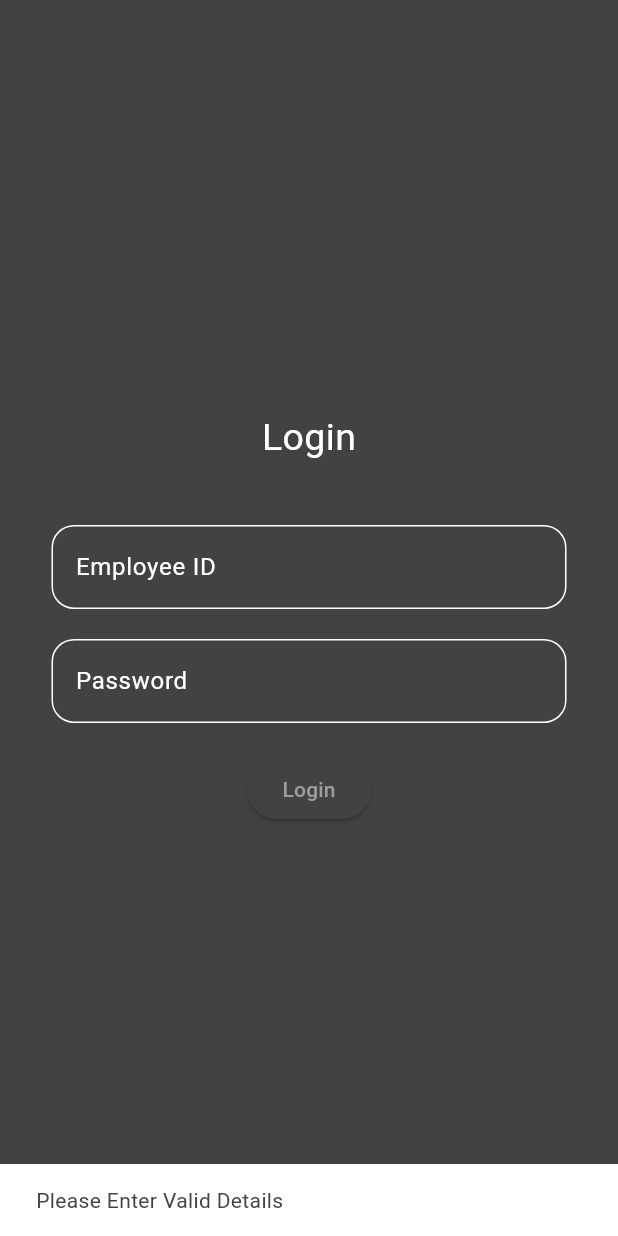
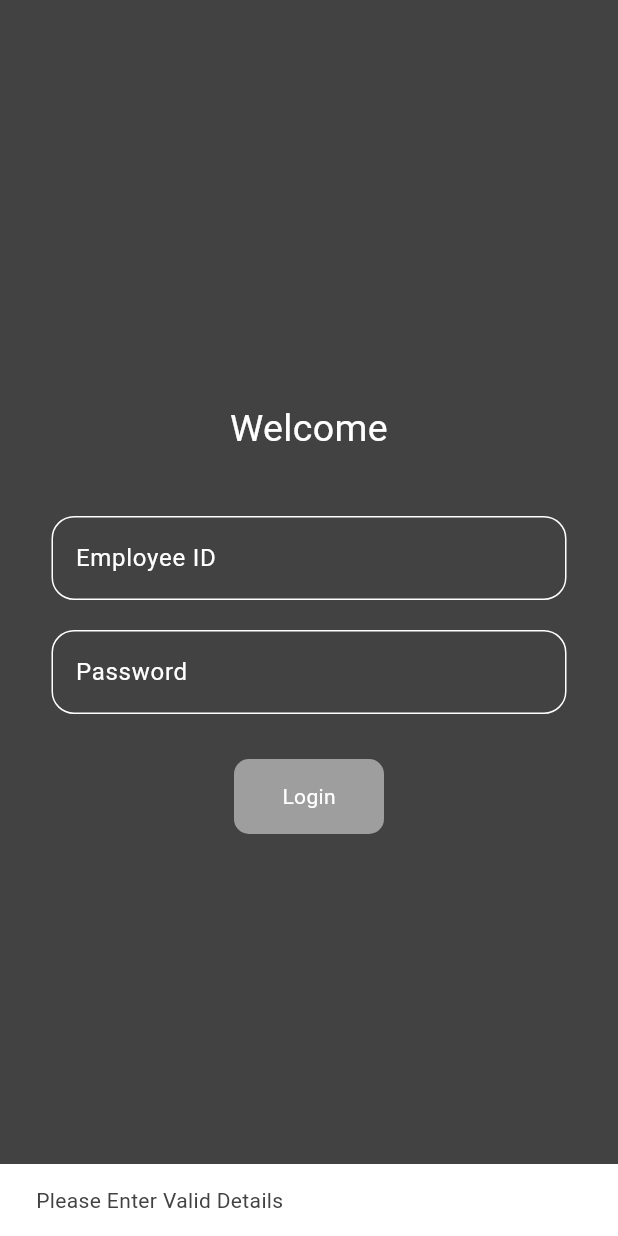
Before and after one commit to Ketan-Goyal/Attendance_marker, a Flutter app: the screen it shows after launch, after a tap on "Login", on a phone screen of 412 x 824 dp. Run offline on Flutter 3.47's test engine with Material 2 defaults, Android fonts, the phone set to English and light mode, and no system bars; our stand-ins replace cloud_firestore, firebase_auth, firebase_core, geolocator, shared_preferences, slide_to_act; missing offline and left inert: geolocator_web, haversine_distance; accounts and stored records are empty.

Commit message:
backend3

```diff
--- a/lib/main.dart
+++ b/lib/main.dart
@@ -31,7 +31,7 @@ class MyApp extends StatelessWidget {
   @override
   Widget build(BuildContext context) {
     return MaterialApp(
-      title: 'Flutter Demo',
+      title: 'Employee Attendance app',
       debugShowCheckedModeBanner: false,
       theme: ThemeData(
         colorScheme: ColorScheme.fromSwatch(
--- a/lib/screens/auth/login_screen.dart
+++ b/lib/screens/auth/login_screen.dart
@@ -22,6 +22,7 @@ class _LoginScreenState extends State<LoginScreen> {
   @override
   Widget build(BuildContext context) {
     var width = MediaQuery.of(context).size.width;
+    var height = MediaQuery.of(context).size.height;
     return Scaffold(
       body: Center(
         child: SizedBox(
@@ -31,8 +32,9 @@ class _LoginScreenState extends State<LoginScreen> {
               mainAxisAlignment: MainAxisAlignment.spaceBetween,
               children: [
                 Text(
-                  "Login",
+                  "Welcome",
                   style: TextStyle(fontSize: 25),
+                  textAlign: TextAlign.center,
                 ),
                 const SizedBox(
                   height: 40,
@@ -51,9 +53,19 @@ class _LoginScreenState extends State<LoginScreen> {
                     ),
                   ),
                 ),
-                const SizedBox(height: 20),
-                ElevatedButton(
-                  onPressed: () async {
+                const SizedBox(height: 30),
+                GestureDetector(
+                  child: Container(
+                    alignment: Alignment.center,
+                    height: 50,
+                    width: 100,
+                    decoration: BoxDecoration(
+                      color: Colors.grey,
+                      borderRadius: BorderRadius.circular(10),
+                    ),
+                    child: Text("Login"),
+                  ),
+                  onTap: () async {
                     String id = usernameController.text.trim();
 
                     String password = passwordController.text.trim();
@@ -70,9 +82,17 @@ class _LoginScreenState extends State<LoginScreen> {
                           .where('ID', isEqualTo: id)
                           .get();
                       try {
-                        if (password == snap.docs[0]['Password']) {
+                        if (password == snap.docs[0]['Password'] &&
+                            snap.docs[0]['logged'] == false) {
+                          await FirebaseFirestore.instance
+                              .collection("users")
+                              .doc(snap.docs[0].id)
+                              .update({
+                            'logged': true,
+                          });
                           sharedPreference =
                               await SharedPreferences.getInstance();
+
                           sharedPreference
                               .setString('employeeId', id)
                               .then((_) {
@@ -84,7 +104,8 @@ class _LoginScreenState extends State<LoginScreen> {
                         } else {
                           ScaffoldMessenger.of(context).showSnackBar(
                             const SnackBar(
-                              content: Text("Wrong Password!!!"),
+                              content: Text("Wrong Password!! or you are "
+                                  "logged in already"),
                             ),
                           );
                         }
@@ -104,7 +125,6 @@ class _LoginScreenState extends State<LoginScreen> {
                     //   print("cought exception");
                     // }
                   },
-                  child: const Text("Login"),
                 ),
                 // const SizedBox(height: 20),
                 // TextButton(
```
Also changed, not shown: lib/screens/home/today.dart (+6 -7 lines), 4 other files.
